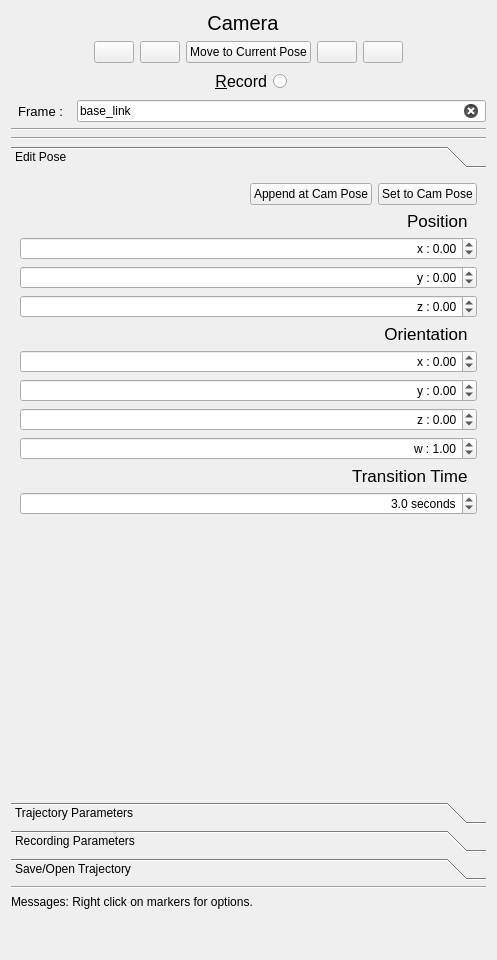
Old version of the form rviz_cinematographer_gui/src/rviz_cinematographer_gui.ui in the repository AIS-Bonn/rviz_cinematographer.
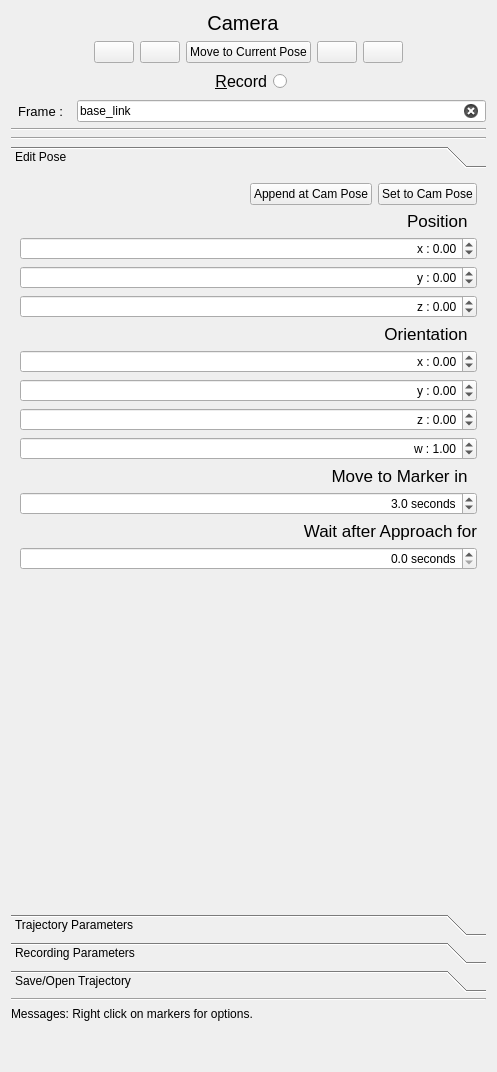
New version of the form. The open tabs and pages were chosen to show the change. Icons and pictures are not drawn.

Commit message: rviz_cinematographer_gui: added field for wait_duration + name refactoring transtion_time -> transition_duration

What changed in the file:
```diff
--- a/rviz_cinematographer_gui/src/rviz_cinematographer_gui.ui
+++ b/rviz_cinematographer_gui/src/rviz_cinematographer_gui.ui
@@ -7,7 +7,7 @@
     <x>0</x>
     <y>0</y>
     <width>497</width>
-    <height>960</height>
+    <height>1072</height>
    </rect>
   </property>
   <property name="windowTitle">
@@ -377,7 +377,7 @@
             <x>0</x>
             <y>0</y>
             <width>481</width>
-            <height>537</height>
+            <height>622</height>
            </rect>
           </property>
           <attribute name="label">
@@ -618,7 +618,7 @@
                 </font>
                </property>
                <property name="text">
-                <string>Transition Time  </string>
+                <string>Move to Marker in  </string>
                </property>
                <property name="alignment">
                 <set>Qt::AlignRight|Qt::AlignTrailing|Qt::AlignVCenter</set>
@@ -653,6 +653,43 @@
                </property>
               </widget>
              </item>
+             <item>
+              <widget class="QLabel" name="label_11">
+               <property name="font">
+                <font>
+                 <pointsize>13</pointsize>
+                </font>
+               </property>
+               <property name="layoutDirection">
+                <enum>Qt::LeftToRight</enum>
+               </property>
+               <property name="text">
+                <string>Wait after Approach for</string>
+               </property>
+               <property name="alignment">
+                <set>Qt::AlignRight|Qt::AlignTrailing|Qt::AlignVCenter</set>
+               </property>
+              </widget>
+             </item>
+             <item>
+              <widget class="QDoubleSpinBox" name="wait_duration_spin_box">
+               <property name="layoutDirection">
+                <enum>Qt::LeftToRight</enum>
+               </property>
+               <property name="alignment">
+                <set>Qt::AlignRight|Qt::AlignTrailing|Qt::AlignVCenter</set>
+               </property>
+               <property name="suffix">
+                <string> seconds</string>
+               </property>
+               <property name="decimals">
+                <number>1</number>
+               </property>
+               <property name="singleStep">
+                <double>0.100000000000000</double>
+               </property>
+              </widget>
+             </item>
              <item>
               <spacer name="verticalSpacer_5">
                <property name="orientation">
```
Left out of the diff: 11 changed lines with no effect on the pictures. The commit also changes 3 other files.
